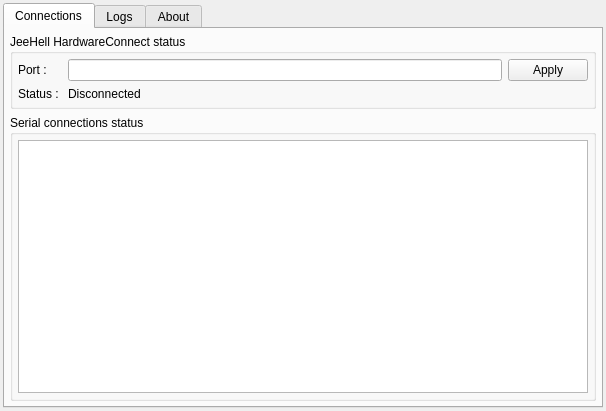
Above: Programming/JHBridge/mainwindow.ui from VirtualGit/HomeCockpitA320 before the change. Below: the same form after it.
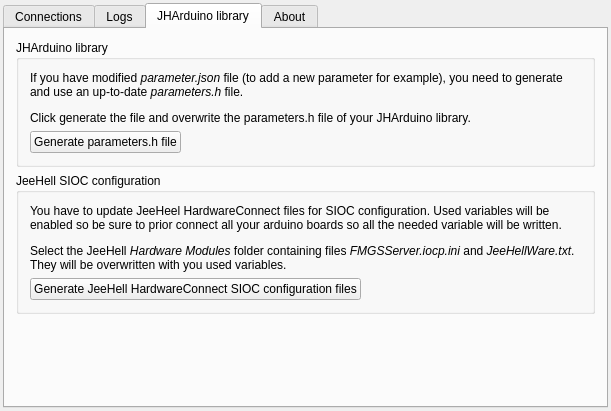
That is the form after the change.

Commit message: [JHBridge] Add tab for generating files

The edit to the form file:
```diff
--- a/Programming/JHBridge/mainwindow.ui
+++ b/Programming/JHBridge/mainwindow.ui
@@ -6,7 +6,7 @@
    <rect>
     <x>0</x>
     <y>0</y>
-    <width>606</width>
+    <width>611</width>
     <height>411</height>
    </rect>
   </property>
@@ -14,7 +14,7 @@
    <string>JeeHell Arduino Link</string>
   </property>
   <widget class="QWidget" name="centralWidget">
-   <layout class="QVBoxLayout" name="verticalLayout_2" stretch="0">
+   <layout class="QVBoxLayout" name="verticalLayout_2">
     <property name="leftMargin">
      <number>3</number>
     </property>
@@ -30,7 +30,7 @@
     <item>
      <widget class="QTabWidget" name="tabWidget">
       <property name="currentIndex">
-       <number>0</number>
+       <number>2</number>
       </property>
       <widget class="QWidget" name="tabConnection">
        <attribute name="title">
@@ -224,6 +224,107 @@
         </item>
        </layout>
       </widget>
+      <widget class="QWidget" name="tab">
+       <attribute name="title">
+        <string>JHArduino library</string>
+       </attribute>
+       <layout class="QVBoxLayout" name="verticalLayout_3">
+        <property name="sizeConstraint">
+         <enum>QLayout::SetDefaultConstraint</enum>
+        </property>
+        <item>
+         <widget class="QGroupBox" name="groupBox">
+          <property name="title">
+           <string>JHArduino library</string>
+          </property>
+          <layout class="QGridLayout" name="gridLayout_2">
+           <item row="1" column="0">
+            <widget class="QPushButton" name="btnGenerateParametersH">
+             <property name="text">
+              <string>Generate parameters.h file</string>
+             </property>
+            </widget>
+           </item>
+           <item row="1" column="1">
+            <spacer name="horizontalSpacer">
+             <property name="orientation">
+              <enum>Qt::Horizontal</enum>
+             </property>
+             <property name="sizeHint" stdset="0">
+              <size>
+               <width>40</width>
+               <height>20</height>
+              </size>
+             </property>
+            </spacer>
+           </item>
+           <item row="0" column="0" colspan="2">
+            <widget class="QLabel" name="label_2">
+             <property name="text">
+              <string>&lt;html&gt;&lt;head/&gt;&lt;body&gt;&lt;p&gt;If you have modified &lt;span style=&quot; font-style:italic;&quot;&gt;parameter.json&lt;/span&gt; file (to add a new parameter for example), you need to generate and use an up-to-date &lt;span style=&quot; font-style:italic;&quot;&gt;parameters.h&lt;/span&gt; file.&lt;/p&gt;&lt;p&gt;Click generate the file and overwrite the parameters.h file of your JHArduino library.&lt;/p&gt;&lt;/body&gt;&lt;/html&gt;</string>
+             </property>
+             <property name="wordWrap">
+              <bool>true</bool>
+             </property>
+            </widget>
+           </item>
+          </layout>
+         </widget>
+        </item>
+        <item>
+         <widget class="QGroupBox" name="groupBox_2">
+          <property name="title">
+           <string>JeeHell SIOC configuration</string>
+          </property>
+          <layout class="QGridLayout" name="gridLayout_3">
+           <item row="1" column="0">
+            <widget class="QPushButton" name="btnGenerateJeeHell">
+             <property name="text">
+              <string>Generate JeeHell HardwareConnect SIOC configuration files</string>
+             </property>
+            </widget>
+           </item>
+           <item row="1" column="1">
+            <spacer name="horizontalSpacer_2">
+             <property name="orientation">
+              <enum>Qt::Horizontal</enum>
+             </property>
+             <property name="sizeHint" stdset="0">
+              <size>
+               <width>40</width>
+               <height>20</height>
+              </size>
+             </property>
+            </spacer>
+           </item>
+           <item row="0" column="0" colspan="2">
+            <widget class="QLabel" name="label_3">
+             <property name="text">
+              <string>&lt;html&gt;&lt;head/&gt;&lt;body&gt;&lt;p&gt;You have to update JeeHeel HardwareConnect files for SIOC configuration. Used variables will be enabled so be sure to prior connect all your arduino boards so all the needed variable will be written.&lt;/p&gt;&lt;p&gt;Select the JeeHell &lt;span style=&quot; font-style:italic;&quot;&gt;Hardware Modules&lt;/span&gt; folder containing files &lt;span style=&quot; font-style:italic;&quot;&gt;FMGSServer.iocp.ini&lt;/span&gt; and &lt;span style=&quot; font-style:italic;&quot;&gt;JeeHellWare.txt&lt;/span&gt;. They will be overwritten with you used variables.&lt;/p&gt;&lt;/body&gt;&lt;/html&gt;</string>
+             </property>
+             <property name="wordWrap">
+              <bool>true</bool>
+             </property>
+            </widget>
+           </item>
+          </layout>
+         </widget>
+        </item>
+        <item>
+         <spacer name="verticalSpacer">
+          <property name="orientation">
+           <enum>Qt::Vertical</enum>
+          </property>
+          <property name="sizeHint" stdset="0">
+           <size>
+            <width>20</width>
+            <height>40</height>
+           </size>
+          </property>
+         </spacer>
+        </item>
+       </layout>
+      </widget>
       <widget class="QWidget" name="tabAbout">
        <attribute name="title">
         <string>About</string>
```
The commit also changes 2 other files.
